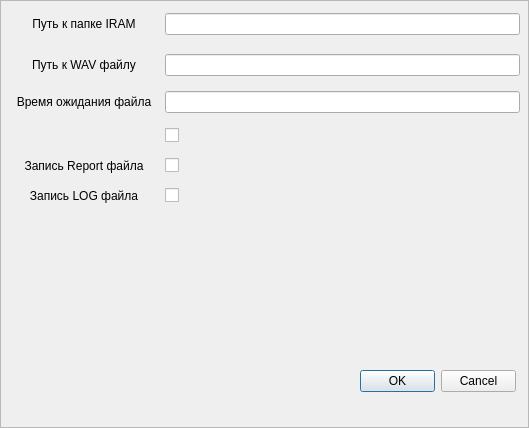
Qt form Settings.ui (meteoaza/maint) before a commit.
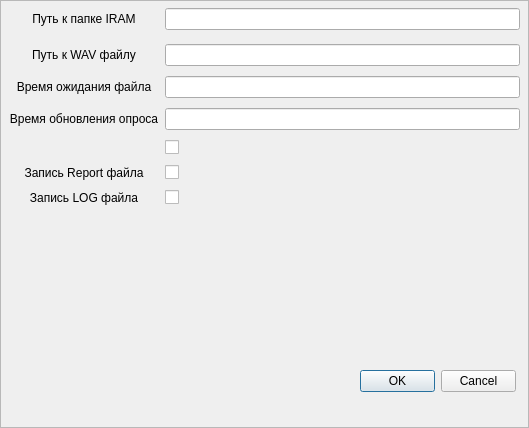
The same form after that commit. Icons and pictures are not drawn.

Patch:
```diff
--- a/Settings.ui
+++ b/Settings.ui
@@ -58,20 +58,20 @@
       </property>
      </widget>
     </item>
-    <item row="3" column="1">
-     <widget class="QCheckBox" name="checkBox">
-      <property name="minimumSize">
-       <size>
-        <width>0</width>
-        <height>15</height>
-       </size>
-      </property>
-      <property name="text">
-       <string/>
-      </property>
-     </widget>
-    </item>
     <item row="4" column="1">
+     <widget class="QCheckBox" name="checkBox">
+      <property name="minimumSize">
+       <size>
+        <width>0</width>
+        <height>15</height>
+       </size>
+      </property>
+      <property name="text">
+       <string/>
+      </property>
+     </widget>
+    </item>
+    <item row="5" column="1">
      <widget class="QCheckBox" name="repWrite">
       <property name="minimumSize">
        <size>
@@ -146,36 +146,7 @@
       </property>
      </widget>
     </item>
-    <item row="5" column="1">
-     <widget class="QCheckBox" name="logWrite">
-      <property name="minimumSize">
-       <size>
-        <width>0</width>
-        <height>15</height>
-       </size>
-      </property>
-      <property name="text">
-       <string/>
-      </property>
-     </widget>
-    </item>
-    <item row="3" column="0">
-     <widget class="QLabel" name="label_4">
-      <property name="minimumSize">
-       <size>
-        <width>150</width>
-        <height>0</height>
-       </size>
-      </property>
-      <property name="text">
-       <string/>
-      </property>
-      <property name="alignment">
-       <set>Qt::AlignCenter</set>
-      </property>
-     </widget>
-    </item>
-    <item row="4" column="0">
+    <item row="5" column="0">
      <widget class="QLabel" name="label_5">
       <property name="minimumSize">
        <size>
@@ -191,7 +162,7 @@
       </property>
      </widget>
     </item>
-    <item row="5" column="0">
+    <item row="6" column="0">
      <widget class="QLabel" name="label_6">
       <property name="minimumSize">
        <size>
@@ -207,6 +178,61 @@
       </property>
      </widget>
     </item>
+    <item row="6" column="1">
+     <widget class="QCheckBox" name="logWrite">
+      <property name="minimumSize">
+       <size>
+        <width>0</width>
+        <height>15</height>
+       </size>
+      </property>
+      <property name="text">
+       <string/>
+      </property>
+     </widget>
+    </item>
+    <item row="4" column="0">
+     <widget class="QLabel" name="label_4">
+      <property name="minimumSize">
+       <size>
+        <width>150</width>
+        <height>0</height>
+       </size>
+      </property>
+      <property name="text">
+       <string/>
+      </property>
+      <property name="alignment">
+       <set>Qt::AlignCenter</set>
+      </property>
+     </widget>
+    </item>
+    <item row="3" column="1">
+     <widget class="QLineEdit" name="lineTimer">
+      <property name="minimumSize">
+       <size>
+        <width>0</width>
+        <height>15</height>
+       </size>
+      </property>
+     </widget>
+    </item>
+    <item row="3" column="0">
+     <widget class="QLabel" name="label_7">
+      <property name="minimumSize">
+       <size>
+        <width>150</width>
+        <height>0</height>
+       </size>
+      </property>
+      <property name="text">
+       <string>Время обновления опроса</string>
+      </property>
+      <property name="alignment">
+       <set>Qt::AlignCenter</set>
+      </property>
+     </widget>
+    </item>
    </layout>
   </widget>
   <widget class="QDialogButtonBox" name="buttonOK">
```
